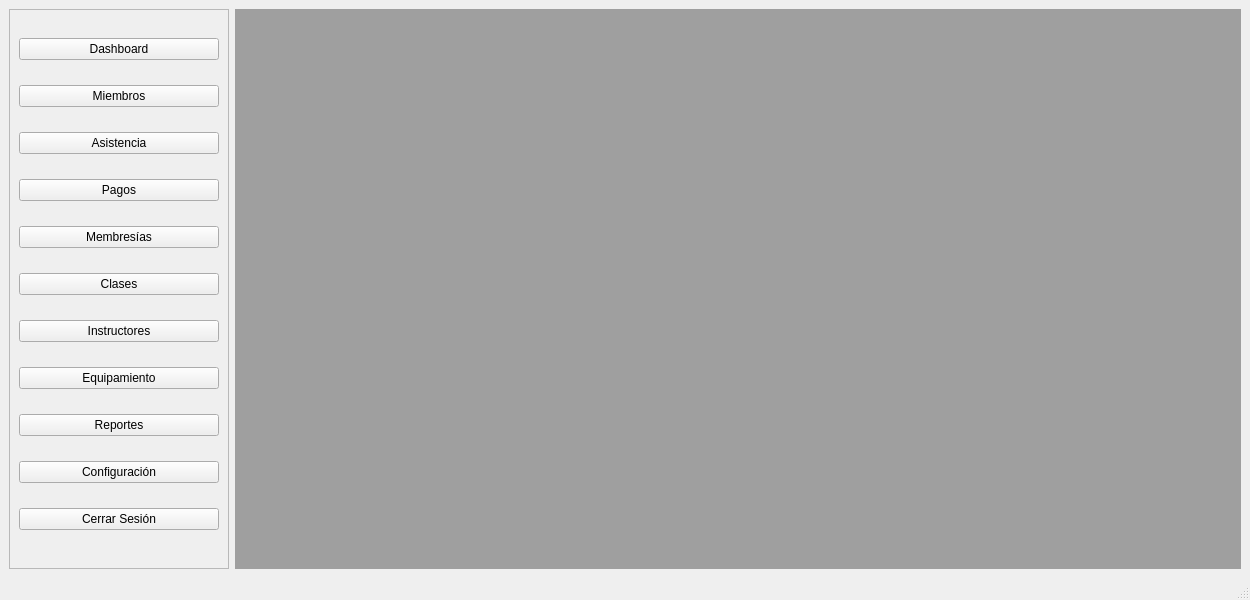
The window that src/views/ui/main_window.ui (joeescarcega8879/PyQt6-Gym-Management-System) describes before a commit, drawn with Qt 5.
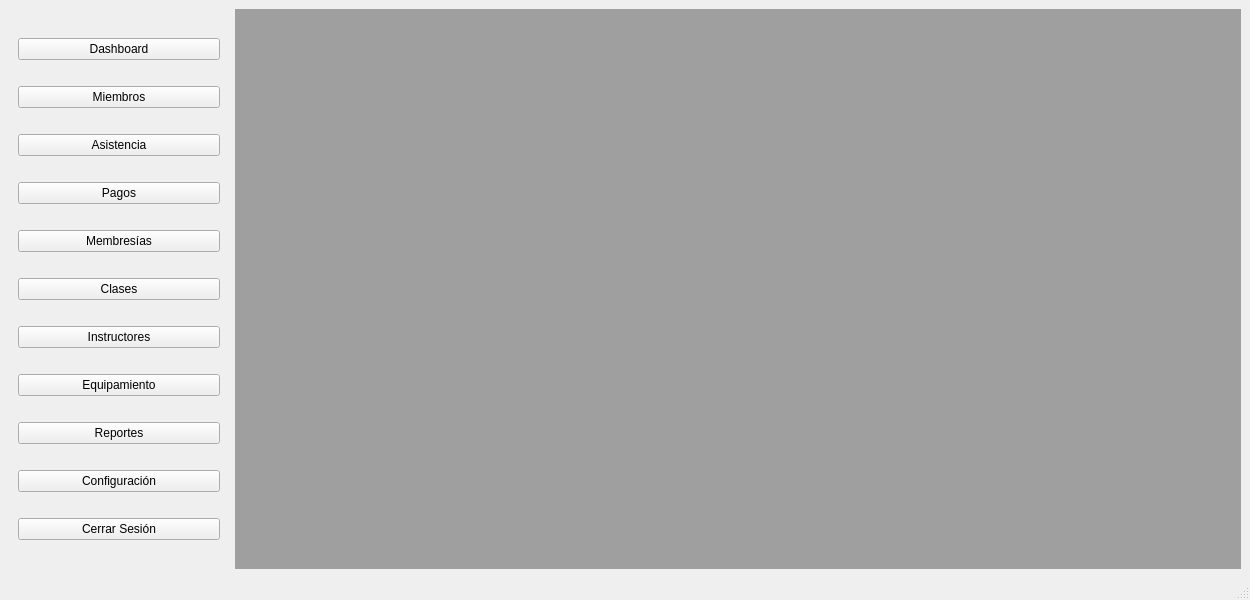
The same window after the commit.

Diff of the .ui file:
```diff
--- a/src/views/ui/main_window.ui
+++ b/src/views/ui/main_window.ui
@@ -24,10 +24,7 @@
        </size>
       </property>
       <property name="frameShape">
-       <enum>QFrame::Shape::StyledPanel</enum>
-      </property>
-      <property name="frameShadow">
-       <enum>QFrame::Shadow::Raised</enum>
+       <enum>QFrame::NoFrame</enum>
       </property>
       <layout class="QGridLayout" name="gridLayout_2">
        <item row="0" column="0">
```
Left out of the diff: 2 changed lines with no effect on the pictures.
